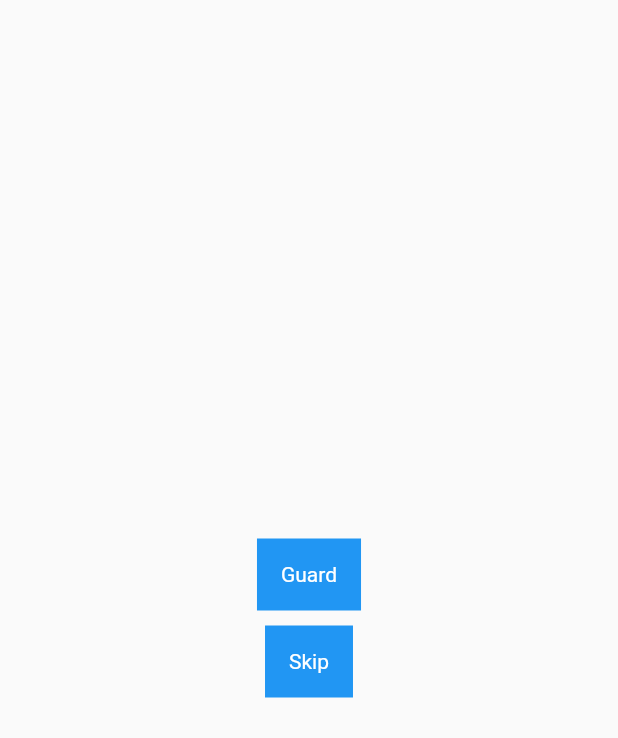
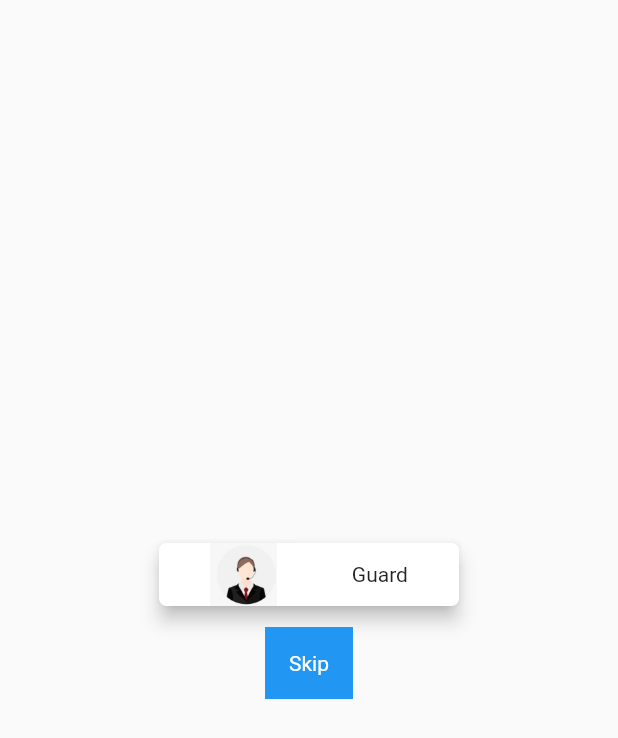
Before and after one commit to infinohs/employee, a Flutter app: the screen it shows after launch, on a phone screen of 412 x 824 dp. Shown: the top 738 px of the screen. Run offline on Flutter 3.47's test engine with Material 2 defaults, Android fonts, the phone set to English and light mode, and no system bars; our stand-ins replace animated_text_kit, cached_network_image, flutter_easyloading, google_fonts, image_picker, otp_text_field and 1 more; missing offline and left inert: http_interceptor.

Commit message:
- guarge screen development

```diff
--- a/lib/feature/data/local/local_index.dart
+++ b/lib/feature/data/local/local_index.dart
@@ -1,6 +1,7 @@
 class LocalIndex {
   final String HOME_KEY = 'HOME_KEY';
   final String isLogin = 'ISLOGIN';
+  final String isGuardLogin = 'isGuardLogin';
   final String UserId = 'UserId';
   final String societyId = 'societyId';
    final String username = 'username';
@@ -19,4 +20,5 @@
   final String ChannelPartner = 'Channel Partner';
   final String ZonalManager = 'Zonal Manager';
   final String bpo = 'bpo';
+  final String Guade = 'Guade';
 }
--- a/lib/feature/data/remote/apis_constants.dart
+++ b/lib/feature/data/remote/apis_constants.dart
@@ -1,6 +1,7 @@
 class ApiConstants {
   static final String BASE_URL_RELEASED = "http://admin.arkayahomecare.com/api/";
-  static final String Login = BASE_URL_RELEASED+"check_zonal_managenr_login";
+  static final String zonalLogin = BASE_URL_RELEASED+"check_zonal_managenr_login";
+  static final String guadeLogin = BASE_URL_RELEASED+"check_security_guard_login";
   static final String getRegistrationPreData = BASE_URL_RELEASED+"admin_society_list";
   static final String getRegistration = BASE_URL_RELEASED+"add_Society_owner_app";
   static final String getActiveComplaint = BASE_URL_RELEASED+"zonal_comp_active";
--- a/lib/feature/data/remote/http_client_helper.dart
+++ b/lib/feature/data/remote/http_client_helper.dart
@@ -21,8 +21,8 @@
   }
 
   Future<Response> getLoginApi(
-      {String mobileNumber: "", String password: ""}) async {
-    return await client.post(Uri.parse(ApiConstants.Login), body: {
+      {String url:"",String mobileNumber: "", String password: ""}) async {
+    return await client.post(Uri.parse(url), body: {
       'email': mobileNumber,
       'password': password,
     });
--- a/lib/feature/presentation/is_guarde_screen/is_guarde_screen.dart
+++ b/lib/feature/presentation/is_guarde_screen/is_guarde_screen.dart
@@ -1,3 +1,6 @@
+import 'package:employee/feature/data/local/local_index.dart';
+import 'package:employee/feature/data/local/shared_pref.dart';
+import 'package:employee/feature/presentation/login_screen/login_screen.dart';
 import 'package:employee/feature/presentation/user_list_screen/user_list_screen.dart';
 import 'package:flutter/material.dart';
 
@@ -15,12 +18,37 @@
         mainAxisAlignment: MainAxisAlignment.center,
         crossAxisAlignment: CrossAxisAlignment.center,
         children: [
-          Container(
-            color: Colors.blue,
-            padding: EdgeInsets.all(16),
-            child: Text(
-              "Guard",
-              style: TextStyle(color: Colors.white),
+          GestureDetector(
+            onTap: () async {
+              await SharedPref()
+                  .putStringValue(LocalIndex().user_type, LocalIndex().Guade);
+
+              Navigator.of(context).pushReplacement(
+                  new MaterialPageRoute(builder: (BuildContext context) {
+                return LoginScreen();
+              }));
+            },
+            child: Card(
+              elevation: 5,
+              shape: RoundedRectangleBorder(
+                borderRadius: BorderRadius.circular(5.0),
+              ),
+              child: Container(
+                width: 200,
+                child: Row(
+                  mainAxisAlignment: MainAxisAlignment.center,
+                  children: [
+                    Image.asset(
+                      "assets/jpg/ic_bpo.jpg",
+                      height: 42,
+                    ),
+                    SizedBox(
+                      width: 50,
+                    ),
+                    Text("Guard")
+                  ],
+                ),
+              ),
             ),
           ),
           SizedBox(
```
Also changed, not shown: lib/feature/presentation/guard_member_screen/guard_member_sceen.dart (added, +47 -0 lines), lib/feature/presentation/login_screen/domain/guard_login_model.dart (added, +108 -0 lines), lib/feature/presentation/login_screen/login_screen.dart (+42 -1 lines), lib/feature/presentation/splash_screen/splash_screen.dart (+10 -1 lines).
